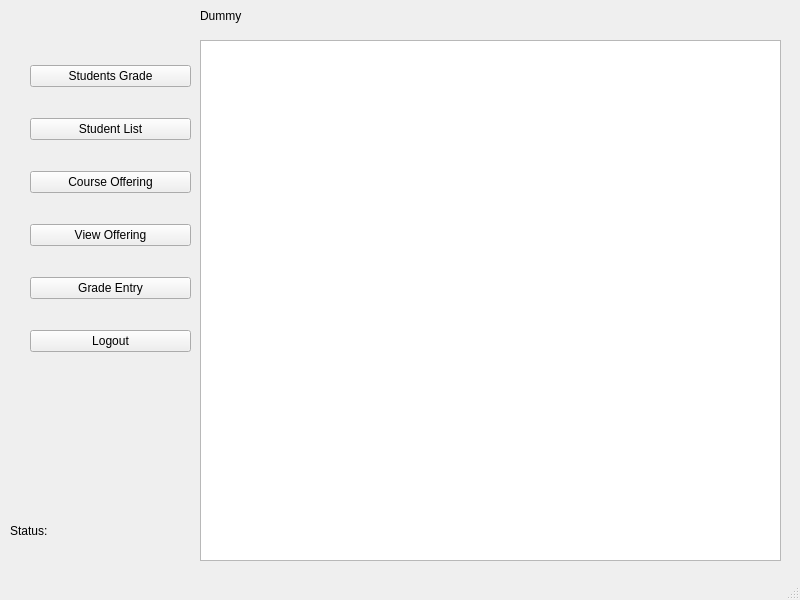
Before: the Qt Designer form facmenu.ui in hrithikrajj/HW4, drawn with Qt 5.
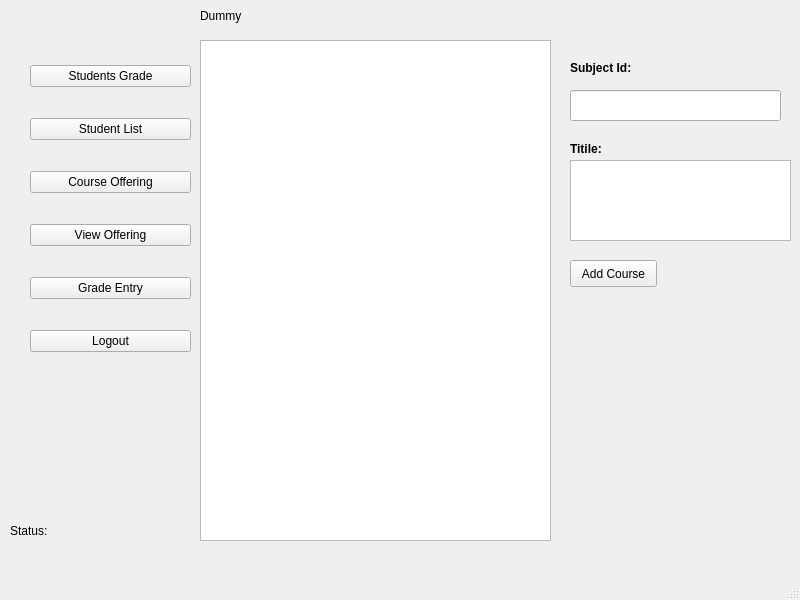
After: the same form once the commit is applied.

```diff
--- a/facmenu.ui
+++ b/facmenu.ui
@@ -19,8 +19,8 @@
      <rect>
       <x>200</x>
       <y>40</y>
-      <width>581</width>
-      <height>521</height>
+      <width>351</width>
+      <height>501</height>
      </rect>
     </property>
    </widget>
@@ -104,6 +104,71 @@
      <string>Dummy</string>
     </property>
    </widget>
+   <widget class="QLabel" name="label_2">
+    <property name="geometry">
+     <rect>
+      <x>570</x>
+      <y>58</y>
+      <width>91</width>
+      <height>21</height>
+     </rect>
+    </property>
+    <property name="text">
+     <string>&lt;html&gt;&lt;head/&gt;&lt;body&gt;&lt;p&gt;&lt;span style=&quot; font-weight:600;&quot;&gt;Subject Id:&lt;/span&gt;&lt;/p&gt;&lt;/body&gt;&lt;/html&gt;</string>
+    </property>
+   </widget>
+   <widget class="QLabel" name="label_3">
+    <property name="geometry">
+     <rect>
+      <x>570</x>
+      <y>140</y>
+      <width>66</width>
+      <height>19</height>
+     </rect>
+    </property>
+    <property name="text">
+     <string>&lt;html&gt;&lt;head/&gt;&lt;body&gt;&lt;p&gt;&lt;span style=&quot; font-weight:600;&quot;&gt;Titile:&lt;/span&gt;&lt;/p&gt;&lt;/body&gt;&lt;/html&gt;</string>
+    </property>
+   </widget>
+   <widget class="QLineEdit" name="lineEdit">
+    <property name="geometry">
+     <rect>
+      <x>570</x>
+      <y>90</y>
+      <width>211</width>
+      <height>31</height>
+     </rect>
+    </property>
+    <property name="readOnly">
+     <bool>true</bool>
+    </property>
+   </widget>
+   <widget class="QPushButton" name="pushButton">
+    <property name="geometry">
+     <rect>
+      <x>570</x>
+      <y>260</y>
+      <width>87</width>
+      <height>27</height>
+     </rect>
+    </property>
+    <property name="text">
+     <string>Add Course</string>
+    </property>
+   </widget>
+   <widget class="QTextEdit" name="textEdit">
+    <property name="geometry">
+     <rect>
+      <x>570</x>
+      <y>160</y>
+      <width>221</width>
+      <height>81</height>
+     </rect>
+    </property>
+    <property name="readOnly">
+     <bool>true</bool>
+    </property>
+   </widget>
   </widget>
   <widget class="QMenuBar" name="menubar">
    <property name="geometry">
```
